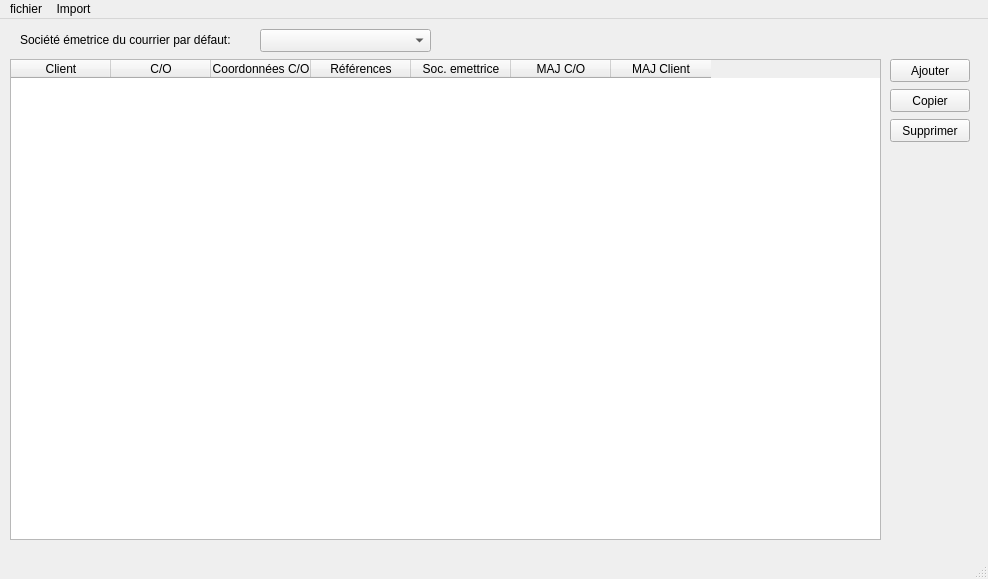
This is ui/mainwindow.ui in jphoubion/COMailPrinting as Qt 5 draws it before an edit. The edited form follows.
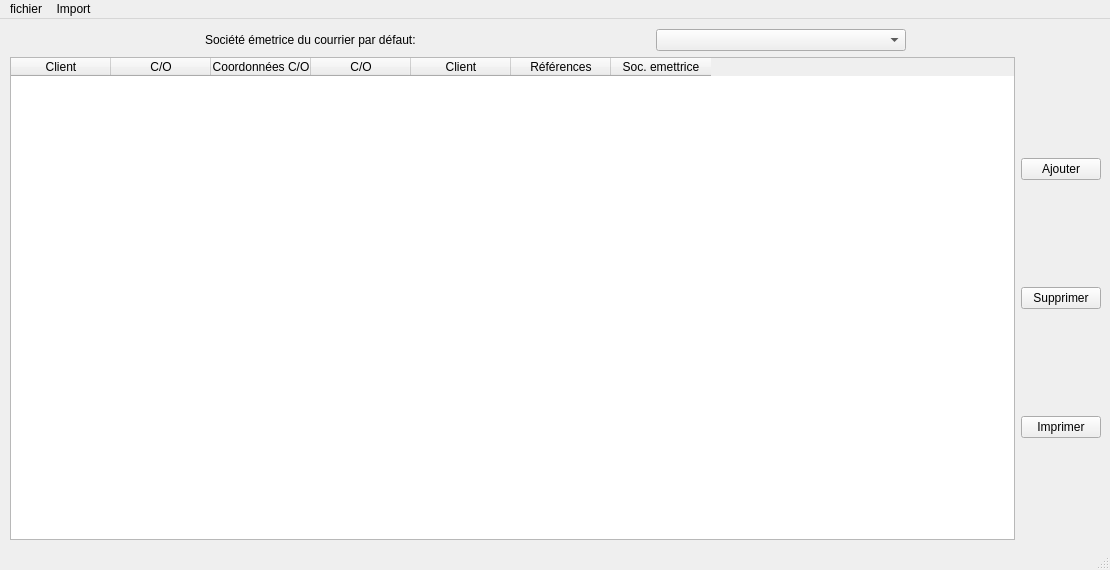
This is the edited form.

The edit to the form file:
```diff
--- a/ui/mainwindow.ui
+++ b/ui/mainwindow.ui
@@ -6,8 +6,8 @@
    <rect>
     <x>0</x>
     <y>0</y>
-    <width>988</width>
-    <height>579</height>
+    <width>1110</width>
+    <height>570</height>
    </rect>
   </property>
   <property name="windowTitle">
@@ -17,15 +17,53 @@
    <string notr="true"/>
   </property>
   <widget class="QWidget" name="centralwidget">
-   <widget class="QTableWidget" name="tw_co">
+   <widget class="QWidget" name="">
     <property name="geometry">
      <rect>
       <x>10</x>
-      <y>40</y>
-      <width>871</width>
-      <height>481</height>
+      <y>10</y>
+      <width>1091</width>
+      <height>511</height>
      </rect>
     </property>
+    <layout class="QVBoxLayout" name="verticalLayout_2">
+     <item>
+      <layout class="QHBoxLayout" name="horizontalLayout">
+       <item>
+        <widget class="QLabel" name="label">
+         <property name="maximumSize">
+          <size>
+           <width>250</width>
+           <height>16777215</height>
+          </size>
+         </property>
+         <property name="baseSize">
+          <size>
+           <width>0</width>
+           <height>0</height>
+          </size>
+         </property>
+         <property name="text">
+          <string>Société émetrice du courrier par défaut:</string>
+         </property>
+        </widget>
+       </item>
+       <item>
+        <widget class="QComboBox" name="cbb_company">
+         <property name="maximumSize">
+          <size>
+           <width>250</width>
+           <height>16777215</height>
+          </size>
+         </property>
+        </widget>
+       </item>
+      </layout>
+     </item>
+     <item>
+      <layout class="QHBoxLayout" name="horizontalLayout_2">
+       <item>
+        <widget class="QTableWidget" name="tw_co">
     <column>
      <property name="text">
       <string>Client</string>
@@ -46,6 +84,16 @@
       </font>
      </property>
     </column>
+         <column>
+          <property name="text">
+           <string>C/O</string>
+          </property>
+         </column>
+         <column>
+          <property name="text">
+           <string>Client</string>
+          </property>
+         </column>
     <column>
      <property name="text">
       <string>Références</string>
@@ -56,26 +104,15 @@
       <string>Soc. emettrice</string>
      </property>
     </column>
-    <column>
-     <property name="text">
-      <string>MAJ C/O</string>
-     </property>
-    </column>
-    <column>
-     <property name="text">
-      <string>MAJ Client</string>
-     </property>
-    </column>
-   </widget>
+        </widget>
+       </item>
+       <item>
+        <layout class="QVBoxLayout" name="verticalLayout">
+         <property name="sizeConstraint">
+          <enum>QLayout::SetDefaultConstraint</enum>
+         </property>
+         <item>
    <widget class="QPushButton" name="btnAddRow">
-    <property name="geometry">
-     <rect>
-      <x>890</x>
-      <y>40</y>
-      <width>80</width>
-      <height>23</height>
-     </rect>
-    </property>
     <property name="styleSheet">
      <string notr="true"/>
     </property>
@@ -83,54 +120,26 @@
      <string>Ajouter</string>
     </property>
    </widget>
-   <widget class="QPushButton" name="btnAddRow_2">
-    <property name="geometry">
-     <rect>
-      <x>890</x>
-      <y>70</y>
-      <width>80</width>
-      <height>23</height>
-     </rect>
-    </property>
-    <property name="text">
-     <string>Copier</string>
-    </property>
-   </widget>
-   <widget class="QPushButton" name="btnAddRow_3">
-    <property name="geometry">
-     <rect>
-      <x>890</x>
-      <y>100</y>
-      <width>80</width>
-      <height>23</height>
-     </rect>
-    </property>
+         </item>
+         <item>
+          <widget class="QPushButton" name="btnAddRow_4">
     <property name="text">
      <string>Supprimer</string>
     </property>
    </widget>
-   <widget class="QLabel" name="label">
-    <property name="geometry">
-     <rect>
-      <x>20</x>
-      <y>10</y>
-      <width>241</width>
-      <height>21</height>
-     </rect>
-    </property>
+         </item>
+         <item>
+          <widget class="QPushButton" name="btnPrint">
     <property name="text">
-     <string>Société émetrice du courrier par défaut:</string>
-    </property>
-   </widget>
-   <widget class="QComboBox" name="cbb_company">
-    <property name="geometry">
-     <rect>
-      <x>260</x>
-      <y>10</y>
-      <width>171</width>
-      <height>23</height>
-     </rect>
-    </property>
+            <string>Imprimer</string>
+           </property>
+          </widget>
+         </item>
+        </layout>
+       </item>
+      </layout>
+     </item>
+    </layout>
    </widget>
   </widget>
   <widget class="QStatusBar" name="statusbar"/>
@@ -139,8 +148,8 @@
     <rect>
      <x>0</x>
      <y>0</y>
-     <width>988</width>
-     <height>22</height>
+     <width>1110</width>
+     <height>20</height>
     </rect>
    </property>
    <widget class="QMenu" name="menufichier">
```
Lines whose indentation alone changed are shown as unchanged.
